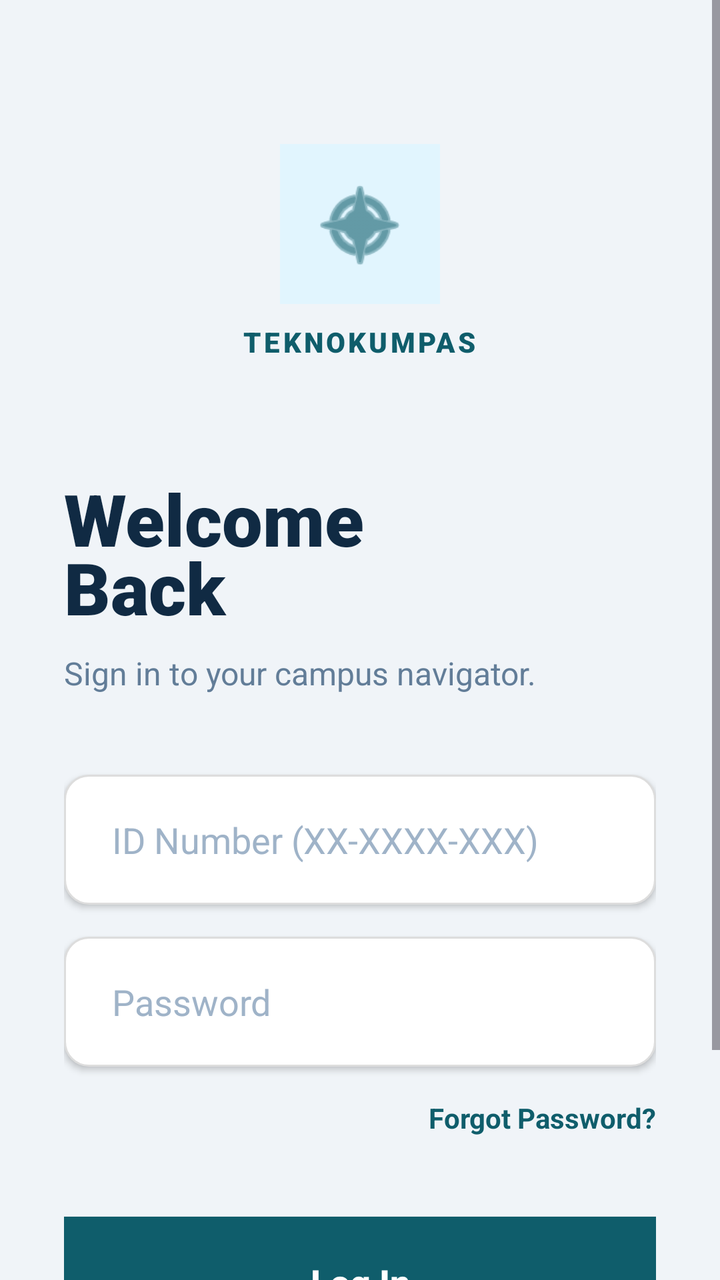
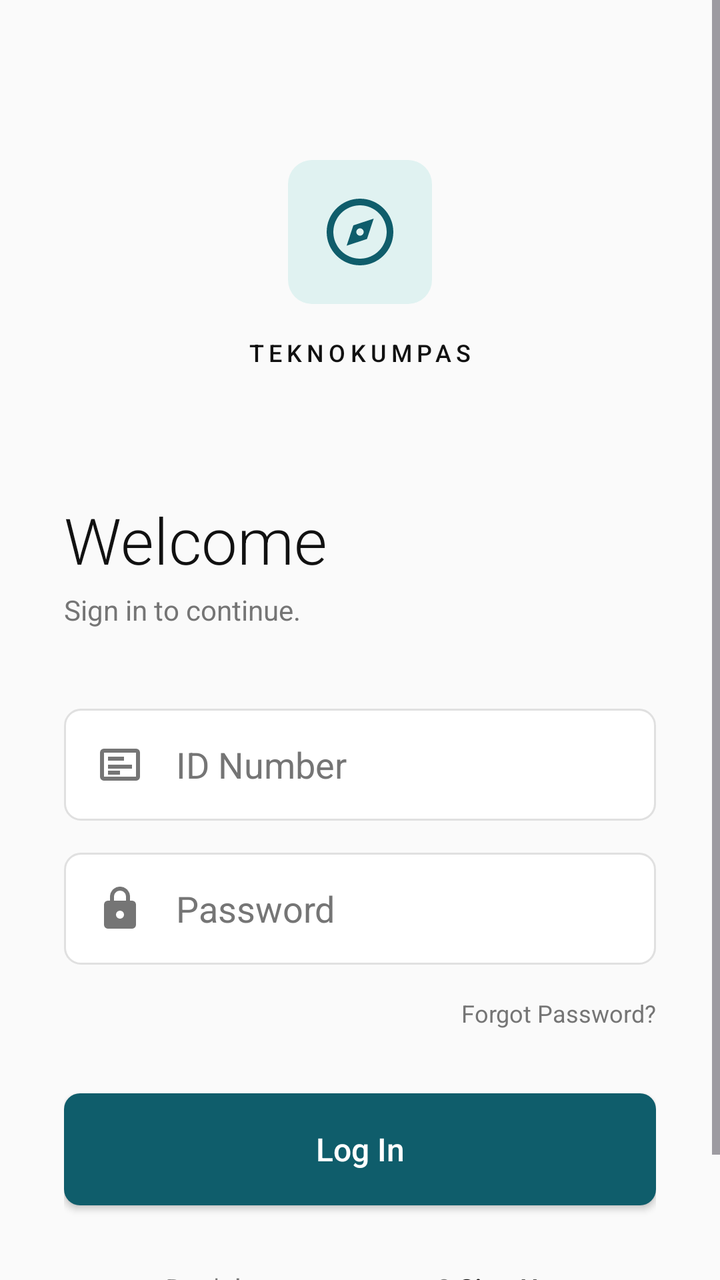

An Android layout rendered at two revisions. The XML below is the earlier revision; the diff shows what the commit changed to produce the second picture.
<!-- AndroidManifest.xml: application theme Theme.TeknoKumpas -->
<!-- res/layout/activity_login.xml -->
<?xml version="1.0" encoding="utf-8"?>
<ScrollView xmlns:android="http://schemas.android.com/apk/res/android"
    android:layout_width="match_parent"
    android:layout_height="match_parent"
    android:fillViewport="true"
    android:background="#F0F4F8">

    <LinearLayout
        android:layout_width="match_parent"
        android:layout_height="wrap_content"
        android:orientation="vertical"
        android:padding="32dp">

        <LinearLayout
            android:layout_width="match_parent"
            android:layout_height="wrap_content"
            android:gravity="center_horizontal"
            android:orientation="vertical"
            android:layout_marginTop="40dp">

            <View
                android:layout_width="80dp"
                android:layout_height="80dp"
                android:background="@drawable/bg_solid_button"
                android:backgroundTint="#E1F5FE" />

            <ImageView
                android:id="@+id/ivLogo"
                android:layout_width="50dp"
                android:layout_height="50dp"
                android:layout_marginTop="-65dp"
                android:src="@android:drawable/ic_menu_compass"
                android:tint="#0F5D6B" />

            <TextView
                android:id="@+id/tvLogoText"
                android:layout_width="wrap_content"
                android:layout_height="wrap_content"
                android:layout_marginTop="24dp"
                android:fontFamily="sans-serif-black"
                android:text="TEKNOKUMPAS"
                android:textColor="#0F5D6B"
                android:textSize="14sp"
                android:letterSpacing="0.1" />
        </LinearLayout>

        <TextView
            android:id="@+id/tvWelcome"
            android:layout_width="wrap_content"
            android:layout_height="wrap_content"
            android:layout_marginTop="40dp"
            android:fontFamily="sans-serif-black"
            android:text="Welcome\nBack"
            android:textColor="#102A43"
            android:textSize="36sp"
            android:lineSpacingExtra="-8dp"/>

        <TextView
            android:id="@+id/tvSubtitle"
            android:layout_width="wrap_content"
            android:layout_height="wrap_content"
            android:layout_marginTop="8dp"
            android:text="Sign in to your campus navigator."
            android:textColor="#627D98"
            android:textSize="16sp" />

        <EditText
            android:id="@+id/etIdNumber"
            android:layout_width="match_parent"
            android:layout_height="65dp"
            android:layout_marginTop="40dp"
            android:background="@drawable/bg_input_field"
            android:elevation="2dp"
            android:hint="ID Number (XX-XXXX-XXX)"
            android:inputType="text"
            android:textColor="#102A43"
            android:textColorHint="#9FB3C8"
            android:paddingStart="24dp"
            android:paddingEnd="24dp" />

        <EditText
            android:id="@+id/etPassword"
            android:layout_width="match_parent"
            android:layout_height="65dp"
            android:layout_marginTop="16dp"
            android:background="@drawable/bg_input_field"
            android:elevation="2dp"
            android:hint="Password"
            android:inputType="textPassword"
            android:textColor="#102A43"
            android:textColorHint="#9FB3C8"
            android:paddingStart="24dp"
            android:paddingEnd="24dp" />

        <TextView
            android:id="@+id/tvForgotPassword"
            android:layout_width="wrap_content"
            android:layout_height="wrap_content"
            android:layout_marginTop="16dp"
            android:layout_gravity="end"
            android:text="Forgot Password?"
            android:textColor="#0F5D6B"
            android:textSize="14sp"
            android:textStyle="bold"/>

        <androidx.appcompat.widget.AppCompatButton
            android:id="@+id/btnLogin"
            android:layout_width="match_parent"
            android:layout_height="65dp"
            android:layout_marginTop="40dp"
            android:background="@drawable/bg_solid_button"
            android:text="Log In"
            android:textAllCaps="false"
            android:textColor="@android:color/white"
            android:textSize="18sp"
            android:textStyle="bold"
            android:elevation="4dp"/>

        <LinearLayout
            android:layout_width="wrap_content"
            android:layout_height="wrap_content"
            android:layout_marginTop="32dp"
            android:layout_marginBottom="24dp"
            android:layout_gravity="center_horizontal"
            android:orientation="horizontal">

            <TextView
                android:layout_width="wrap_content"
                android:layout_height="wrap_content"
                android:text="Don't have an account? "
                android:textColor="#627D98" />

            <TextView
                android:id="@+id/tvSignUp"
                android:layout_width="wrap_content"
                android:layout_height="wrap_content"
                android:text="Sign Up"
                android:textColor="#0F5D6B"
                android:textStyle="bold" />
        </LinearLayout>

    </LinearLayout>
</ScrollView>
<!-- resources referenced by this layout -->
<resources>
  <!-- drawable bg_input_field (drawable) -->
  <shape xmlns:android="http://schemas.android.com/apk/res/android">
      <solid android:color="#FFFFFF" />
      <corners android:radius="12dp" />
      <stroke android:width="1dp" android:color="#DDDDDD" />
  </shape>
  <!-- drawable bg_solid_button (drawable) -->
  <shape xmlns:android="http://schemas.android.com/apk/res/android">
      <solid android:color="#0F5D6B" />
  </shape>
  <style name="Theme.TeknoKumpas" parent="Base.Theme.TeknoKumpas" />
  <style name="Base.Theme.TeknoKumpas" parent="Theme.Material3.DayNight.NoActionBar">
          
          
      </style>
</resources>

<!-- the commit's change to res/layout/activity_login.xml (unified diff, before → after) -->
@@ -3,7 +3,7 @@
     android:layout_width="match_parent"
     android:layout_height="match_parent"
     android:fillViewport="true"
-    android:background="#F0F4F8">
+    android:background="@color/minimal_bg">
 
     <LinearLayout
         android:layout_width="match_parent"
@@ -16,81 +16,85 @@
             android:layout_height="wrap_content"
             android:gravity="center_horizontal"
             android:orientation="vertical"
-            android:layout_marginTop="40dp">
+            android:layout_marginTop="48dp">
 
-            <View
-                android:layout_width="80dp"
-                android:layout_height="80dp"
-                android:background="@drawable/bg_solid_button"
-                android:backgroundTint="#E1F5FE" />
-
-            <ImageView
-                android:id="@+id/ivLogo"
-                android:layout_width="50dp"
-                android:layout_height="50dp"
-                android:layout_marginTop="-65dp"
-                android:src="@android:drawable/ic_menu_compass"
-                android:tint="#0F5D6B" />
+            <FrameLayout
+                android:layout_width="72dp"
+                android:layout_height="72dp"
+                android:background="@drawable/bg_minimal_icon_container"
+                android:backgroundTint="@color/minimal_tint_teal"
+                android:padding="16dp">
+                <ImageView
+                    android:id="@+id/ivLogo"
+                    android:layout_width="match_parent"
+                    android:layout_height="match_parent"
+                    android:src="@drawable/ic_modern_compass"
+                    android:tint="@color/minimal_accent" />
+            </FrameLayout>
 
             <TextView
                 android:id="@+id/tvLogoText"
                 android:layout_width="wrap_content"
                 android:layout_height="wrap_content"
-                android:layout_marginTop="24dp"
-                android:fontFamily="sans-serif-black"
+                android:layout_marginTop="16dp"
+                android:fontFamily="sans-serif-medium"
                 android:text="TEKNOKUMPAS"
-                android:textColor="#0F5D6B"
-                android:textSize="14sp"
-                android:letterSpacing="0.1" />
+                android:textColor="@color/minimal_text_primary"
+                android:textSize="12sp"
+                android:letterSpacing="0.2" />
         </LinearLayout>
 
         <TextView
             android:id="@+id/tvWelcome"
             android:layout_width="wrap_content"
             android:layout_height="wrap_content"
-            android:layout_marginTop="40dp"
-            android:fontFamily="sans-serif-black"
-            android:text="Welcome\nBack"
-            android:textColor="#102A43"
-            android:textSize="36sp"
-            android:lineSpacingExtra="-8dp"/>
+            android:layout_marginTop="64dp"
+            android:fontFamily="sans-serif-light"
+            android:text="Welcome"
+            android:textColor="@color/minimal_text_primary"
+            android:textSize="32sp" />
 
         <TextView
             android:id="@+id/tvSubtitle"
             android:layout_width="wrap_content"
             android:layout_height="wrap_content"
-            android:layout_marginTop="8dp"
-            android:text="Sign in to your campus navigator."
-            android:textColor="#627D98"
-            android:textSize="16sp" />
+            android:layout_marginTop="4dp"
+            android:fontFamily="sans-serif"
+            android:text="Sign in to continue."
+            android:textColor="@color/minimal_text_secondary"
+            android:textSize="14sp" />
 
         <EditText
             android:id="@+id/etIdNumber"
             android:layout_width="match_parent"
-            android:layout_height="65dp"
+            android:layout_height="56dp"
             android:layout_marginTop="40dp"
-            android:background="@drawable/bg_input_field"
-            android:elevation="2dp"
-            android:hint="ID Number (XX-XXXX-XXX)"
+            android:background="@drawable/bg_minimal_input"
+            android:hint="ID Number"
             android:inputType="text"
-            android:textColor="#102A43"
-            android:textColorHint="#9FB3C8"
-            android:paddingStart="24dp"
-            android:paddingEnd="24dp" />
+            android:textColor="@color/minimal_text_primary"
+            android:textColorHint="@color/minimal_text_secondary"
+            android:drawableStart="@drawable/ic_modern_card"
+            android:drawablePadding="16dp"
+            android:drawableTint="@color/minimal_text_secondary"
+            android:paddingStart="16dp"
+            android:paddingEnd="16dp" />
 
         <EditText
             android:id="@+id/etPassword"
             android:layout_width="match_parent"
-            android:layout_height="65dp"
+            android:layout_height="56dp"
             android:layout_marginTop="16dp"
-            android:background="@drawable/bg_input_field"
-            android:elevation="2dp"
+            android:background="@drawable/bg_minimal_input"
             android:hint="Password"
             android:inputType="textPassword"
-            android:textColor="#102A43"
-            android:textColorHint="#9FB3C8"
-            android:paddingStart="24dp"
-            android:paddingEnd="24dp" />
+            android:textColor="@color/minimal_text_primary"
+            android:textColorHint="@color/minimal_text_secondary"
+            android:drawableStart="@drawable/ic_modern_lock"
+            android:drawablePadding="16dp"
+            android:drawableTint="@color/minimal_text_secondary"
+            android:paddingStart="16dp"
+            android:paddingEnd="16dp" />
 
         <TextView
             android:id="@+id/tvForgotPassword"
@@ -99,22 +103,20 @@
             android:layout_marginTop="16dp"
             android:layout_gravity="end"
             android:text="Forgot Password?"
-            android:textColor="#0F5D6B"
-            android:textSize="14sp"
-            android:textStyle="bold"/>
+            android:textColor="@color/minimal_text_secondary"
+            android:textSize="12sp" />
 
         <androidx.appcompat.widget.AppCompatButton
             android:id="@+id/btnLogin"
             android:layout_width="match_parent"
-            android:layout_height="65dp"
-            android:layout_marginTop="40dp"
-            android:background="@drawable/bg_solid_button"
+            android:layout_height="56dp"
+            android:layout_marginTop="32dp"
+            android:background="@drawable/bg_minimal_button"
             android:text="Log In"
             android:textAllCaps="false"
-            android:textColor="@android:color/white"
-            android:textSize="18sp"
-            android:textStyle="bold"
-            android:elevation="4dp"/>
+            android:textColor="@color/white"
+            android:textSize="16sp"
+            android:fontFamily="sans-serif-medium" />
 
         <LinearLayout
             android:layout_width="wrap_content"
@@ -128,15 +130,17 @@
                 android:layout_width="wrap_content"
                 android:layout_height="wrap_content"
                 android:text="Don't have an account? "
-                android:textColor="#627D98" />
+                android:textColor="@color/minimal_text_secondary"
+                android:textSize="14sp" />
 
             <TextView
                 android:id="@+id/tvSignUp"
                 android:layout_width="wrap_content"
                 android:layout_height="wrap_content"
                 android:text="Sign Up"
-                android:textColor="#0F5D6B"
-                android:textStyle="bold" />
+                android:textColor="@color/minimal_text_primary"
+                android:fontFamily="sans-serif-medium"
+                android:textSize="14sp" />
         </LinearLayout>
 
     </LinearLayout>
<!-- resource entries referenced after the edit -->
@@ -1,16 +1,66 @@
 <!-- resources referenced by this layout -->
 <resources>
-  <!-- drawable bg_input_field (drawable) -->
-  <shape xmlns:android="http://schemas.android.com/apk/res/android">
-      <solid android:color="#FFFFFF" />
-      <corners android:radius="12dp" />
-      <stroke android:width="1dp" android:color="#DDDDDD" />
+  <color name="minimal_accent">#0F5D6B</color>
+  <color name="minimal_bg">#FAFAFA</color>
+  <color name="minimal_text_primary">#111111</color>
+  <color name="minimal_text_secondary">#757575</color>
+  <color name="minimal_tint_teal">#E0F2F1</color>
+  <color name="white">#FFFFFFFF</color>
+  <!-- drawable bg_minimal_button (drawable) -->
+  <?xml version="1.0" encoding="utf-8"?>
+  <shape xmlns:android="http://schemas.android.com/apk/res/android"
+      android:shape="rectangle">
+      <solid android:color="@color/minimal_accent"/>
+      <corners android:radius="8dp"/>
   </shape>
-  <!-- drawable bg_solid_button (drawable) -->
-  <shape xmlns:android="http://schemas.android.com/apk/res/android">
-      <solid android:color="#0F5D6B" />
+  <!-- drawable bg_minimal_icon_container (drawable) -->
+  <?xml version="1.0" encoding="utf-8"?>
+  <shape xmlns:android="http://schemas.android.com/apk/res/android"
+      android:shape="rectangle">
+      <solid android:color="@color/white"/> 
+      <corners android:radius="12dp"/>
   </shape>
+  <!-- drawable bg_minimal_input (drawable) -->
+  <?xml version="1.0" encoding="utf-8"?>
+  <shape xmlns:android="http://schemas.android.com/apk/res/android"
+      android:shape="rectangle">
+      <solid android:color="@color/minimal_surface"/>
+      <stroke android:width="1dp" android:color="@color/minimal_border"/>
+      <corners android:radius="8dp"/>
+  </shape>
+  <!-- drawable ic_modern_card (drawable) -->
+  <vector xmlns:android="http://schemas.android.com/apk/res/android"
+      android:width="24dp"
+      android:height="24dp"
+      android:viewportWidth="24"
+      android:viewportHeight="24">
+    <path
+        android:fillColor="#FF0F5D6B"
+        android:pathData="M20,4H4C2.89,4 2,4.89 2,6v12c0,1.1 0.89,2 2,2h16c1.1,0 2,-0.9 2,-2V6C22,4.89 21.1,4 20,4zM20,18H4V6h16V18zM6,8h8v2H6V8zM6,12h12v2H6V12zM6,15h6v2H6V15z"/>
+  </vector>
+  <!-- drawable ic_modern_compass (drawable) -->
+  <vector xmlns:android="http://schemas.android.com/apk/res/android"
+      android:width="24dp"
+      android:height="24dp"
+      android:viewportWidth="24"
+      android:viewportHeight="24">
+    <path
+        android:fillColor="#FF0F5D6B"
+        android:pathData="M12,2C6.48,2 2,6.48 2,12s4.48,10 10,10 10,-4.48 10,-10S17.52,2 12,2zM12,20c-4.41,0 -8,-3.59 -8,-8s3.59,-8 8,-8 8,3.59 8,8 -3.59,8 -8,8zM14.1,14.1l-6.1,2 2,-6.1 6.1,-2 -2,6.1zM12,10.9c-0.61,0 -1.1,0.49 -1.1,1.1s0.49,1.1 1.1,1.1 1.1,-0.49 1.1,-1.1 -0.49,-1.1 -1.1,-1.1z"/>
+  </vector>
+  <!-- drawable ic_modern_lock (drawable) -->
+  <vector xmlns:android="http://schemas.android.com/apk/res/android"
+      android:width="24dp"
+      android:height="24dp"
+      android:viewportWidth="24"
+      android:viewportHeight="24">
+    <path
+        android:fillColor="#FF0F5D6B"
+        android:pathData="M18,8h-1V6c0,-2.76 -2.24,-5 -5,-5S7,3.24 7,6v2H6c-1.1,0 -2,0.9 -2,2v10c0,1.1 0.9,2 2,2h12c1.1,0 2,-0.9 2,-2V10c0,-1.1 -0.9,-2 -2,-2zM9,6c0,-1.66 1.34,-3 3,-3s3,1.34 3,3v2H9V6zM12,17c-1.1,0 -2,-0.9 -2,-2s0.9,-2 2,-2 2,0.9 2,2 -0.9,2 -2,2z"/>
+  </vector>
   <style name="Theme.TeknoKumpas" parent="Base.Theme.TeknoKumpas" />
+  <color name="minimal_surface">#FFFFFF</color>
+  <color name="minimal_border">#E0E0E0</color>
   <style name="Base.Theme.TeknoKumpas" parent="Theme.Material3.DayNight.NoActionBar">
           
           
